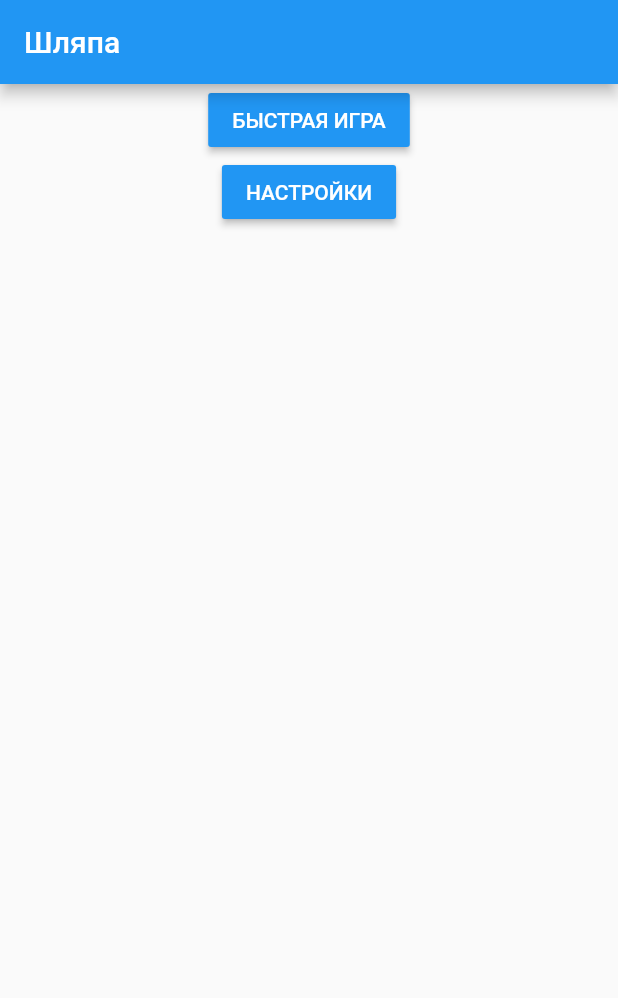
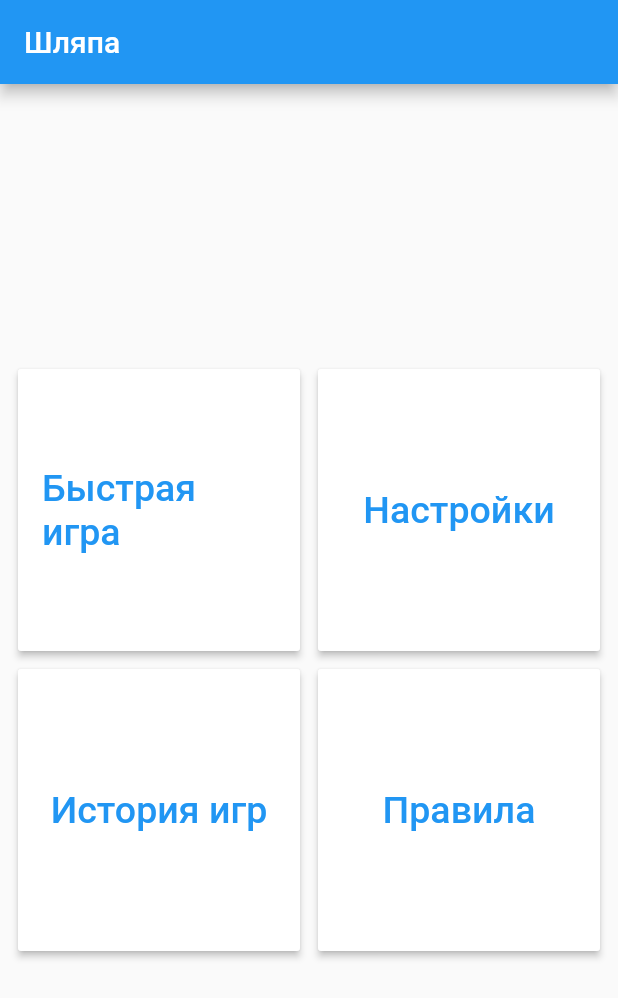
Before and after one commit to sashkent3/beret, a Flutter app: the screen it shows after launch, on a phone screen of 412 x 824 dp. Shown: the top 998 px of the screen. Run offline on Flutter 3.47's test engine with Material 2 defaults, Android fonts, the phone set to English and light mode, and no system bars; our stand-ins replace flutter_cache_manager, flutter_mobx, mobx, shared_preferences; missing offline and left inert: normal; generated files the repository leaves out were written again.

Commit message:
Tiled main menu and more FABs

```diff
--- a/lib/main.dart
+++ b/lib/main.dart
@@ -19,45 +19,85 @@ class MyApp extends StatelessWidget {
     currentState.loadApp();
     return Scaffold(
         appBar: AppBar(title: Text('Шляпа')),
-        body: Observer(builder: (_) {
+        body: Padding(
+            padding: EdgeInsets.all(12),
+            child: Observer(builder: (_) {
               if (!currentState.loading) {
                 return Center(
-                child: Column(children: <Widget>[
-                  RaisedButton(
-                      color: Colors.blue,
+                    child: Table(children: [
+                      TableRow(children: [
+                        Padding(
+                            padding: EdgeInsets.fromLTRB(0, 0, 6, 6),
+                            child: AspectRatio(
+                                aspectRatio: 1,
+                                child: RaisedButton(
+                                    color: Colors.white,
                                     onPressed: () {
                                       currentState.newGame();
                                       Navigator.push(
                                         context,
-                          MaterialPageRoute(builder: (context) => Match()),
+                                        MaterialPageRoute(
+                                            builder: (context) => Match()),
                                       );
                                     },
                                     child: Text(
-                        'БЫСТРАЯ ИГРА',
-                        style: TextStyle(color: Colors.white),
-                      )),
-                  RaisedButton(
-                      color: Colors.blue,
+                                      'Быстрая игра',
+                                      style: TextStyle(
+                                          color: Colors.blue, fontSize: 25),
+                                    )))),
+                        Padding(
+                            padding: EdgeInsets.fromLTRB(6, 0, 0, 6),
+                            child: AspectRatio(
+                                aspectRatio: 1,
+                                child: RaisedButton(
+                                    color: Colors.white,
                                     onPressed: () {
                                       Navigator.push(
                                         context,
                                         MaterialPageRoute(
                                             builder: (context) =>
                                                 Settings(
-                                      currentSetDifficulty:
+                                                    currentSetDifficulty: currentState
+                                                        .prefs
+                                                        .getInt(
+                                                        'matchDifficulty'),
+                                                    currentSetDifficultyDispersion:
                                                     currentState.prefs.getInt(
-                                          'matchDifficulty'),
-                                      currentSetDifficultyDispersion: currentState
-                                          .prefs
-                                          .getInt('difficultyDispersion'))),
+                                                        'difficultyDispersion'))),
                                       );
                                     },
-                      child:
-                      Text('НАСТРОЙКИ', style: TextStyle(color: Colors.white)))
+                                    child: Text('Настройки',
+                                        style: TextStyle(color: Colors.blue,
+                                            fontSize: 25)))))
+                      ]),
+                      TableRow(children: [
+                        Padding(
+                            padding: EdgeInsets.fromLTRB(0, 6, 6, 0),
+                            child: AspectRatio(
+                                aspectRatio: 1,
+                                child: RaisedButton(
+                                    color: Colors.white,
+                                    onPressed: () {},
+                                    child: Text(
+                                      'История игр',
+                                      style: TextStyle(
+                                          color: Colors.blue, fontSize: 25),
+                                    )))),
+                        Padding(
+                            padding: EdgeInsets.fromLTRB(6, 6, 0, 0),
+                            child: AspectRatio(
+                                aspectRatio: 1,
+                                child: RaisedButton(
+                                    color: Colors.white,
+                                    onPressed: () {},
+                                    child: Text('Правила',
+                                        style: TextStyle(color: Colors.blue,
+                                            fontSize: 25)))))
+                      ])
                 ]));
               } else {
                 return Center(child: CircularProgressIndicator());
               }
-        }));
+            })));
   }
 }
```
Also changed, not shown: lib/settings.dart (+36 -32 lines). Lines whose indentation alone changed are shown as unchanged.
